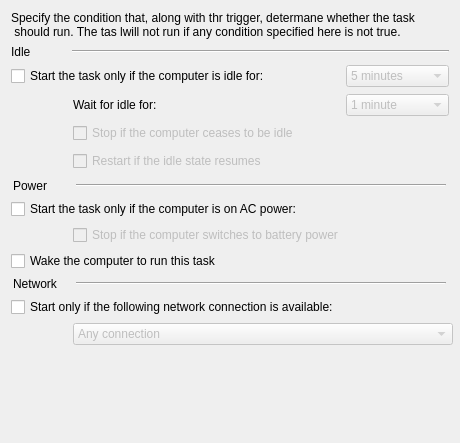
First picture: the form in src/apps/mvvm-folders/scheduled_tasks/immediateconditionswin7widget.ui, repository august-alt/policy-preferences-editor-prototype, before the edit.
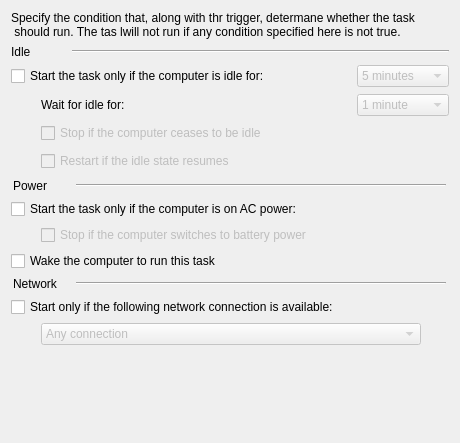
Second picture: the form after the edit.

Commit message: fix: fix labels in scheduled widgets

The edit to the form file:
```diff
--- a/src/apps/mvvm-folders/scheduled_tasks/immediateconditionswin7widget.ui
+++ b/src/apps/mvvm-folders/scheduled_tasks/immediateconditionswin7widget.ui
@@ -97,6 +97,12 @@
      <property name="enabled">
       <bool>false</bool>
      </property>
+     <property name="minimumSize">
+      <size>
+       <width>350</width>
+       <height>0</height>
+      </size>
+     </property>
      <property name="text">
       <string>Stop if the computer switches to battery power</string>
      </property>
@@ -165,6 +171,12 @@
    </item>
    <item row="7" column="0" colspan="2">
     <widget class="QCheckBox" name="powerstartCheckBox">
+     <property name="minimumSize">
+      <size>
+       <width>350</width>
+       <height>0</height>
+      </size>
+     </property>
      <property name="text">
       <string>Start the task only if the computer is on AC power:</string>
      </property>
@@ -264,6 +276,12 @@
    </item>
    <item row="11" column="0" colspan="2">
     <widget class="QCheckBox" name="networkstartCheckBox">
+     <property name="minimumSize">
+      <size>
+       <width>380</width>
+       <height>0</height>
+      </size>
+     </property>
      <property name="text">
       <string>Start only if the following network connection is available:</string>
      </property>
@@ -343,7 +361,7 @@
      </property>
      <property name="minimumSize">
       <size>
-       <width>197</width>
+       <width>280</width>
        <height>0</height>
       </size>
      </property>
```
The commit also changes 7 other files.
